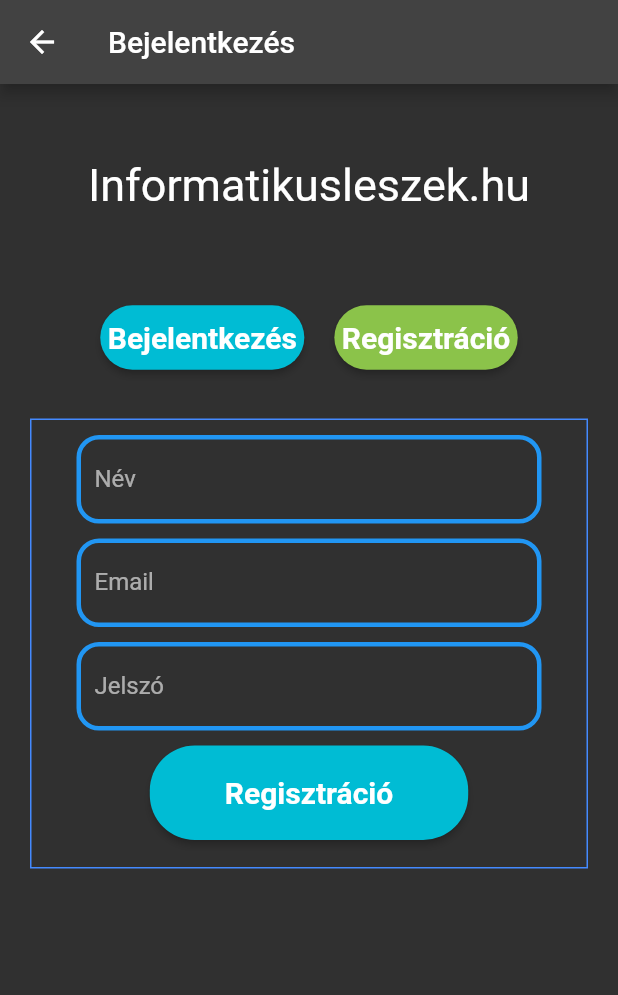
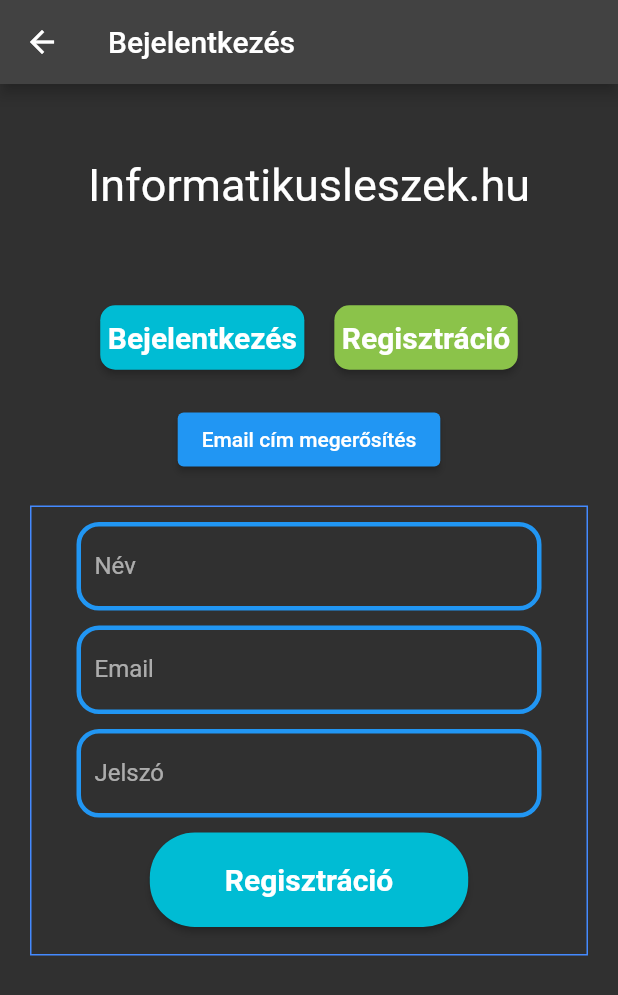
Before and after one commit to ilikecoding34/InformatikusleszekApp, a Flutter app: the LoginScreen screen opened directly, after a tap on "Regisztráció", on a phone screen of 412 x 824 dp. Shown: the top 995 px of the screen. Run offline on Flutter 3.47's test engine with Material 2 defaults, Android fonts, the phone set to English and light mode, and no system bars; our stand-ins replace dio, flutter_secure_storage, shared_preferences; accounts and stored records are empty; network calls fail.

Commit message:
email_verify_later

```diff
--- a/lib/screens/login_page.dart
+++ b/lib/screens/login_page.dart
@@ -61,7 +61,7 @@ class _LoginScreenState extends State<LoginScreen> {
                         style: ElevatedButton.styleFrom(
                             primary: reg ? Colors.cyan : Colors.lightGreen,
                             shape: RoundedRectangleBorder(
-                              borderRadius: BorderRadius.circular(30.0),
+                              borderRadius: BorderRadius.circular(10.0),
                             ),
                             padding: const EdgeInsets.symmetric(
                                 horizontal: 5, vertical: 10),
@@ -80,7 +80,7 @@ class _LoginScreenState extends State<LoginScreen> {
                         style: ElevatedButton.styleFrom(
                             primary: reg ? Colors.lightGreen : Colors.cyan,
                             shape: RoundedRectangleBorder(
-                              borderRadius: BorderRadius.circular(30.0),
+                              borderRadius: BorderRadius.circular(10.0),
                             ),
                             padding: const EdgeInsets.symmetric(
                                 horizontal: 5, vertical: 10),
@@ -92,6 +92,22 @@ class _LoginScreenState extends State<LoginScreen> {
                                 .changeToReg(),
                         child: const Text('Regisztráció'))),
               ],
+            ),
+            Visibility(
+              child: Padding(
+                  padding: const EdgeInsets.fromLTRB(20, 10, 20, 0),
+                  child: ElevatedButton(
+                      onPressed: () {
+                        Navigator.push(
+                          context,
+                          MaterialPageRoute(
+                              builder: (context) => VerificationScreen(
+                                    lateverification: true,
+                                  )),
+                        );
+                      },
+                      child: const Text('Email cím megerősítés'))),
+              visible: !loggedin && namevisible,
             ),
             Padding(
                 padding: const EdgeInsets.all(20),
@@ -203,7 +219,9 @@ class _LoginScreenState extends State<LoginScreen> {
                                     context,
                                     MaterialPageRoute(
                                         builder: (context) =>
-                                            VerificationScreen()),
+                                            VerificationScreen(
+                                              lateverification: false,
+                                            )),
                                   );
                                 },
                                 child: loggedin
--- a/lib/screens/postlist_page.dart
+++ b/lib/screens/postlist_page.dart
@@ -54,6 +54,7 @@ class _PostListScreenState extends State<PostListScreen> {
         Provider.of<AuthService>(context, listen: true).authenticated;
     return Scaffold(
       appBar: AppBar(
+        automaticallyImplyLeading: false,
         title: const Text('Bejegyzések'),
         actions: [
           Container(
@@ -111,24 +112,6 @@ class _PostListScreenState extends State<PostListScreen> {
           }
         },
       ),
-      floatingActionButton: FloatingActionButton(
-        onPressed: () async {
-          if (!await launch(
-            'https://www.buymeacoffee.com/buymesomebeer',
-            forceSafariVC: true,
-            forceWebView: true,
-            enableJavaScript: true,
-          )) throw 'Could not launch';
-        },
-        backgroundColor: Colors.transparent,
-        elevation: 0.0,
-        shape: const StadiumBorder(
-            side: BorderSide(color: Colors.black, width: 2)),
-        child: const Text(
-          '🍺',
-          style: TextStyle(fontSize: 40.0),
-        ),
-      ),
     );
   }
 }
--- a/pubspec.yaml
+++ b/pubspec.yaml
@@ -15,7 +15,7 @@ publish_to: 'none' # Remove this line if you wish to publish to pub.dev
 # In iOS, build-name is used as CFBundleShortVersionString while build-number used as CFBundleVersion.
 # Read more about iOS versioning at
 # https://developer.apple.com/library/archive/documentation/General/Reference/InfoPlistKeyReference/Articles/CoreFoundationKeys.html
-version: 2.2.1+5
+version: 2.2.4+8
 
 environment:
   sdk: ">=2.14.0 <3.0.0"
```
Also changed, not shown: lib/screens/verification_page.dart (+62 -50 lines), lib/services/auth_service.dart (+13 -0 lines), lib/widgets/number_box.dart (+10 -1 lines).
